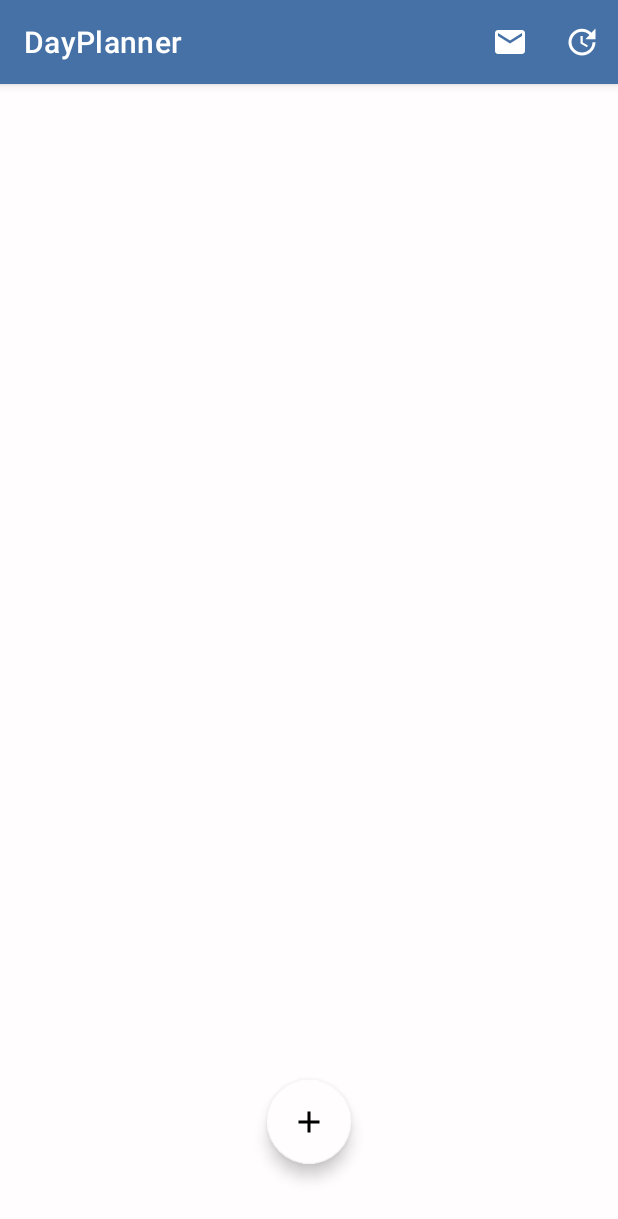
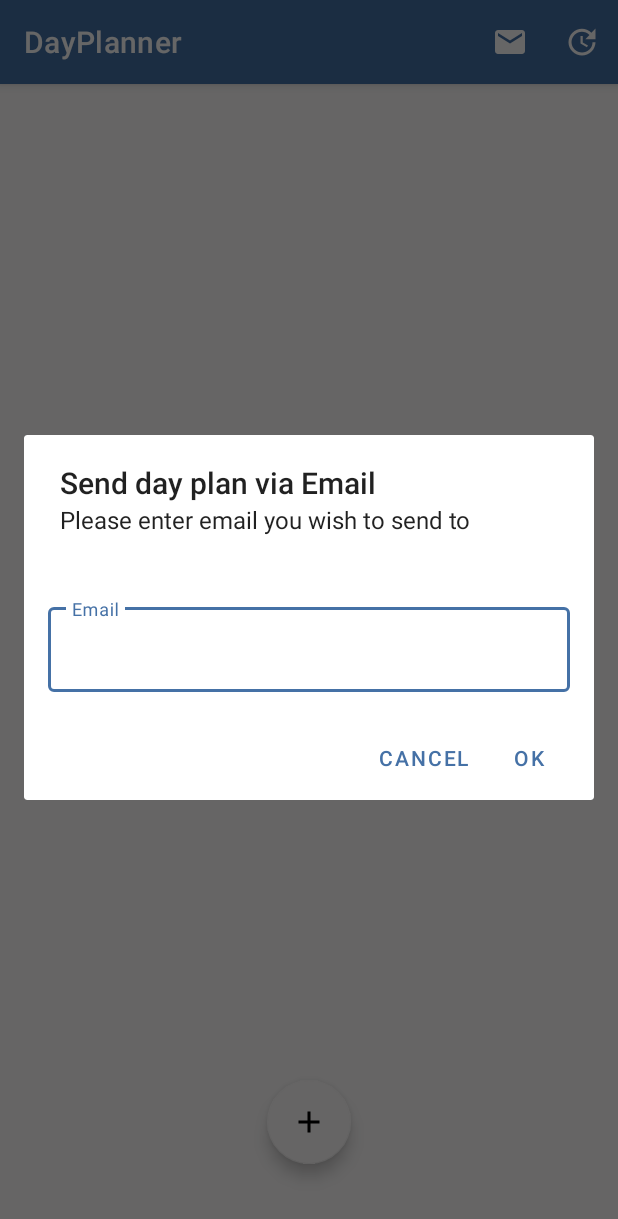
Before and after one commit to TomRoberts97/DayPlanner, an Android app: the screen it shows after launch (MainActivity), after a tap on "Email Item", on a phone screen of 412 x 824 dp. Shown: the top 1219 px of the screen. Run offline under Robolectric (Android 15) with nearby library versions, the phone set to English and light mode, and no system bars.

Commit message:
Email Custom Dialog implemented, needs data validation to be added

```diff
--- a/app/src/main/java/com/tomrob/dayplanner/CustomDialog.java
+++ b/app/src/main/java/com/tomrob/dayplanner/CustomDialog.java
@@ -9,6 +9,10 @@ import android.view.LayoutInflater;
 import android.view.View;
 import android.widget.EditText;
 import android.widget.Spinner;
+import android.widget.Toast;
+
+import com.google.android.material.textfield.TextInputEditText;
+import com.google.android.material.textfield.TextInputLayout;
 
 import androidx.annotation.NonNull;
 import androidx.annotation.Nullable;
@@ -20,9 +24,10 @@ public class CustomDialog extends DialogFragment {
 
     private EditText editTextStartTime;
     private EditText editTextEndTime;
+    private TextInputEditText editTextEmail;
     private Spinner spinnerTimeSlotType;
     private CustomDialogListener listener;
-
+    private TextInputLayout textInputLayout;
 /*    @Override
     public void onCreate(@Nullable Bundle savedInstanceState) {
         super.onCreate(savedInstanceState);
@@ -34,29 +39,45 @@ public class CustomDialog extends DialogFragment {
     public Dialog onCreateDialog(@Nullable Bundle savedInstanceState) {
         AlertDialog.Builder builder = new AlertDialog.Builder(getActivity());
 
+
+
         LayoutInflater inflater = getActivity().getLayoutInflater();
         View view = inflater.inflate(R.layout.layout_dialog,null);
 
+        textInputLayout = view.findViewById(R.id.TextInputLayoutEmail);
+
         builder.setView(view)
-                .setTitle("Add time slot")
-                .setNegativeButton("cancel", new DialogInterface.OnClickListener() {
+                .setTitle("Send day plan via Email")
+                .setMessage("Please enter email you wish to send to")
+                .setNegativeButton("Cancel", new DialogInterface.OnClickListener() {
                     @Override
                     public void onClick(DialogInterface dialogInterface, int i) {
 
                     }
                 })
-                .setPositiveButton("ok", new DialogInterface.OnClickListener() {
+                .setPositiveButton("Ok", new DialogInterface.OnClickListener() {
                     @Override
                     public void onClick(DialogInterface dialogInterface, int i) {
-                        String startTime = editTextStartTime.getText().toString();
-                        String endTime = editTextEndTime.getText().toString();
-                        listener.applyTexts(startTime,endTime);
+                       // String startTime = editTextStartTime.getText().toString();
+                       // String endTime = editTextEndTime.getText().toString();
+
+                        if(editTextEmail.getText().toString().isEmpty()){
+                            //Toast.makeText(getApplicationContext(), "Email Time!", Toast.LENGTH_LONG).show();
+                            textInputLayout.setError("Missing data!");
+                        } else {
+                            textInputLayout.setError(null);
+                            String email = editTextEmail.getText().toString();
+                            listener.applyTexts(email);
+                        }
+
+
+
                     }
                 });
 
-        editTextStartTime = view.findViewById(R.id.edit_start_time);
-        editTextEndTime = view.findViewById(R.id.edit_end_time);
-
+        //editTextStartTime = view.findViewById(R.id.edit_start_time);
+        //editTextEndTime = view.findViewById(R.id.edit_end_time);
+        editTextEmail = view.findViewById(R.id.TextInputEditTextEmail);
 
         return builder.create();
     }
@@ -73,7 +94,7 @@ public class CustomDialog extends DialogFragment {
     }
 
     public interface CustomDialogListener{
-        void applyTexts(String startTime, String endTime);
+        void applyTexts(String email);
     }
 
 
--- a/app/src/main/java/com/tomrob/dayplanner/MainActivity.java
+++ b/app/src/main/java/com/tomrob/dayplanner/MainActivity.java
@@ -31,7 +31,7 @@ import java.util.ArrayList;
 import java.util.Calendar;
 import java.util.Date;
 
-public class MainActivity extends AppCompatActivity{
+public class MainActivity extends AppCompatActivity implements CustomDialog.CustomDialogListener {
 
 
 
@@ -86,13 +86,15 @@ public class MainActivity extends AppCompatActivity{
          //return false;
 
        if(item.getItemId() == R.id.email_menu_item){
-           Toast.makeText(getApplicationContext(), "selected", Toast.LENGTH_LONG).show();
+           Toast.makeText(getApplicationContext(), "Email Time!", Toast.LENGTH_LONG).show();
 
            // need to build dialog for capturing email address
            // then need to build sendEmail method
            // which will create the subject and body of the email
            // loop through arrayList<timeslot>
            // formatting each object , so it can be easily read
+            openDialog();
+           //sendEmail();
        }
 
         return false;
@@ -150,7 +152,6 @@ public class MainActivity extends AppCompatActivity{
                 new AlertDialog.Builder(MainActivity.this)
                         .setIcon(android.R.drawable.ic_dialog_alert)
                         .setTitle("Are you sure?")
-                        .setMessage("Do you want to delete this time slot?")
                         .setPositiveButton("Yes", new DialogInterface.OnClickListener() {
                             @Override
                             public void onClick(DialogInterface dialogInterface, int i) {
@@ -251,8 +252,8 @@ public class MainActivity extends AppCompatActivity{
         customDialog.show(getSupportFragmentManager(), "customDialog");
     }
 
-    /*@Override
-    public void applyTexts(String startTime, String endTime) {
+  /*  @Override
+    public void applyTexts(String email) {
         insertItem(startTime, endTime);
     }*/
 
@@ -278,10 +279,10 @@ public class MainActivity extends AppCompatActivity{
 
     }
 
-    public void sendEmail(){
+    public void sendEmail(String email){
 
 
-        String recipient = "tomroberts97.tr@gmail.com"; // THIS WILL BE SET BY USER FROM DIALOG
+        String recipient = email; // THIS WILL BE SET BY USER FROM DIALOG
 
         String subject = "Todays plan!"; // Date to be added
 
@@ -301,4 +302,8 @@ public class MainActivity extends AppCompatActivity{
     }
 
 
+    @Override
+    public void applyTexts(String email) {
+        sendEmail(email);
+    }
 }
--- a/app/src/main/res/layout/layout_dialog.xml
+++ b/app/src/main/res/layout/layout_dialog.xml
@@ -5,7 +5,7 @@
 
 
 
-    <EditText
+   <!-- <EditText
         android:hint="Start time"
         android:id="@+id/edit_start_time"
         android:layout_width="match_parent"
@@ -19,15 +19,27 @@
         android:layout_alignParentStart="true"
         android:layout_alignParentTop="true"
         android:layout_marginTop="46dp"
-        android:hint="End time" />
+        android:hint="End time" />-->
 
-    <Spinner
-        android:id="@+id/spinner_time_slot_type"
+
+    <com.google.android.material.textfield.TextInputLayout
+        android:id="@+id/TextInputLayoutEmail"
+        style="@style/Widget.MaterialComponents.TextInputLayout.OutlinedBox"
         android:layout_width="match_parent"
         android:layout_height="wrap_content"
+        android:layout_alignParentStart="true"
         android:layout_alignParentTop="true"
-        android:layout_centerHorizontal="true"
-        android:layout_marginTop="110dp" />
+
+
+        android:hint="Email"
+        >
+
+        <com.google.android.material.textfield.TextInputEditText
+            android:id="@+id/TextInputEditTextEmail"
+            android:layout_width="match_parent"
+            android:layout_height="wrap_content" />
+
+    </com.google.android.material.textfield.TextInputLayout>
 
 
 </RelativeLayout>
```
